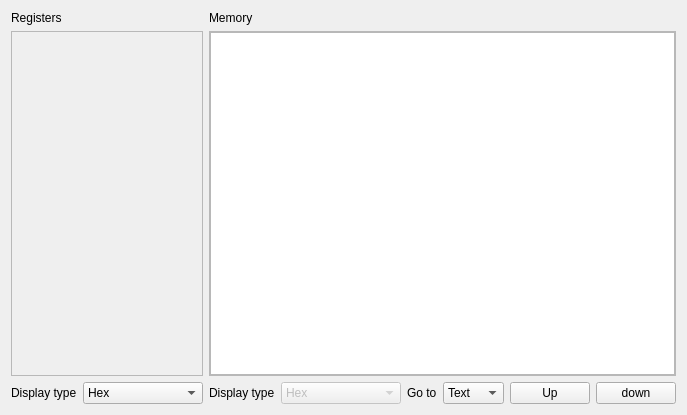
Qt form src/memorytab.ui (mortbopet/Ripes) before a commit.
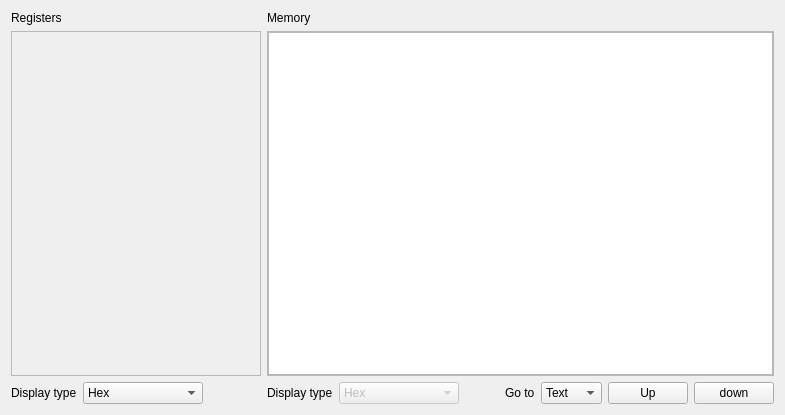
The same form after that commit.

Commit message: Initial commit for the memory model

What changed in the file:
```diff
--- a/src/memorytab.ui
+++ b/src/memorytab.ui
@@ -6,7 +6,7 @@
    <rect>
     <x>0</x>
     <y>0</y>
-    <width>658</width>
+    <width>785</width>
     <height>415</height>
    </rect>
   </property>
@@ -35,8 +35,8 @@
            <rect>
             <x>0</x>
             <y>0</y>
-            <width>179</width>
-            <height>342</height>
+            <width>231</width>
+            <height>335</height>
            </rect>
           </property>
           <layout class="QGridLayout" name="gridLayout_5">
@@ -130,8 +130,8 @@
            <rect>
             <x>0</x>
             <y>0</y>
-            <width>445</width>
-            <height>342</height>
+            <width>520</width>
+            <height>335</height>
            </rect>
           </property>
           <layout class="QGridLayout" name="gridLayout_6">
@@ -153,7 +153,7 @@
            <item row="0" column="0">
             <layout class="QVBoxLayout" name="memoryLayout">
              <item>
-              <widget class="QTableWidget" name="memoryView"/>
+              <widget class="QTableView" name="memoryView"/>
              </item>
             </layout>
            </item>
```
The commit also changes 5 other files.
